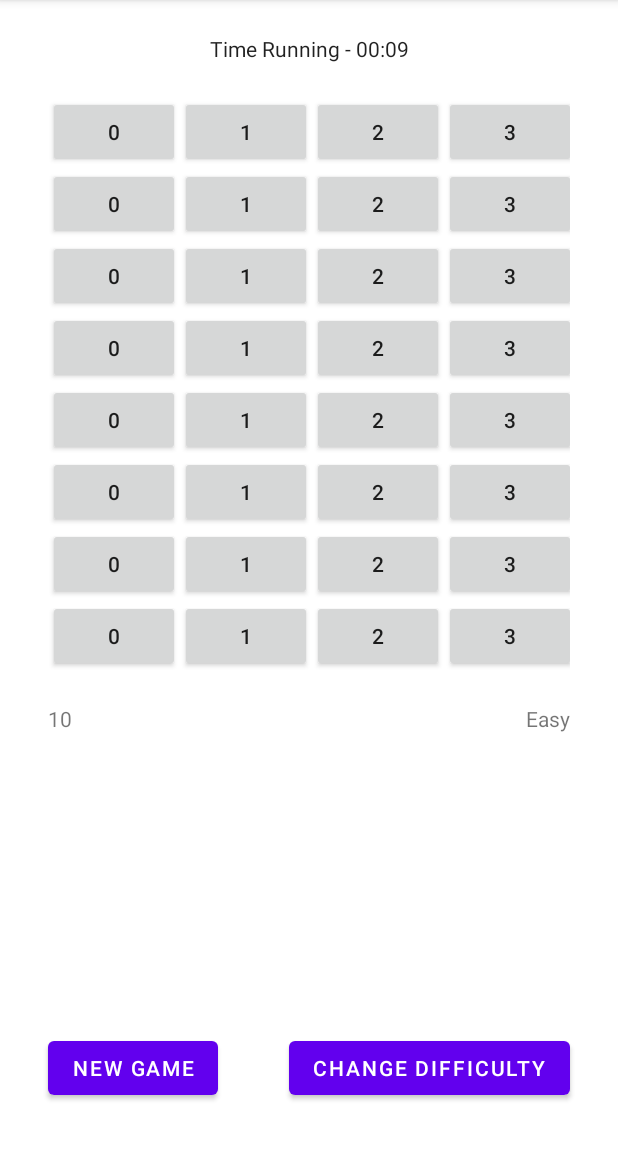
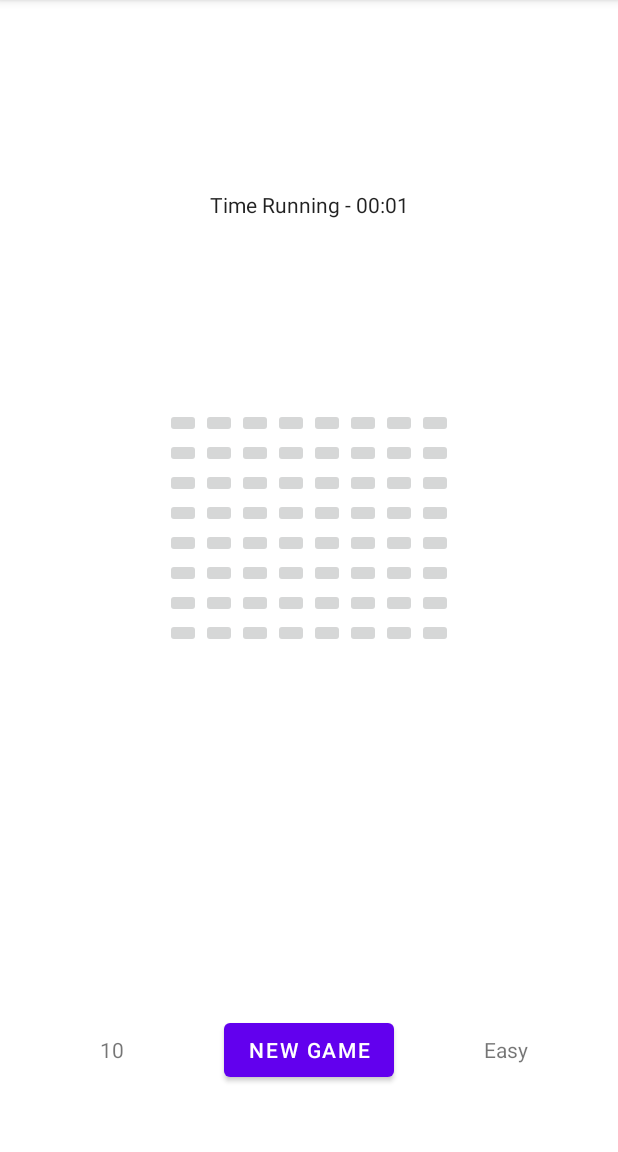
Before and after one commit to DrackPyros/Buscaminas, an Android app: the screen it shows after launch (MainActivity), after a tap on "EASY", on a phone screen of 412 x 824 dp, the part 84-1236 px from its top. Run offline under Robolectric (Android 15) with nearby library versions, the phone set to English and light mode, and no system bars.

Commit message:
v1 no check

```diff
--- a/app/src/main/java/com/example/buscaminas/MainActivity.java
+++ b/app/src/main/java/com/example/buscaminas/MainActivity.java
@@ -8,17 +8,21 @@ import androidx.appcompat.app.AppCompatActivity;
 
 import android.app.Activity;
 import android.content.Intent;
+import android.graphics.Color;
 import android.os.Bundle;
 import android.os.SystemClock;
 import android.transition.Explode;
 import android.util.Log;
 import android.view.View;
 import android.widget.Button;
+import android.widget.ImageButton;
 import android.widget.TableLayout;
 import android.widget.TableRow;
 import android.widget.TextView;
 import android.widget.Chronometer;
 import android.widget.Toast;
+
+import java.util.Random;
 
 public class MainActivity extends AppCompatActivity {
 
@@ -33,8 +37,12 @@ public class MainActivity extends AppCompatActivity {
     public static int totalBombs;
     Chronometer chronometer;
     private ActivityResultLauncher<Intent> mStartForResult;
-    private static Button[][] matrix;
-
+    private static ImageButton[][] matrix;
+    private static int[][] findbomb;
+    private static boolean[][] bandera;
+    private boolean creado = false;
+    private int totalis;
+    private Random rnd = new Random();
 
     @Override
     protected void onCreate(Bundle savedInstanceState) {
@@ -44,10 +52,21 @@ public class MainActivity extends AppCompatActivity {
         tl_table = findViewById(R.id.tl_table);
 
         bt_new = findViewById(R.id.bt_new);
-        bt_change = findViewById(R.id.bt_dif);
 
         tv_bombs = findViewById(R.id.tv_bombs);
         tv_dif = findViewById(R.id.tv_dif);
+
+
+
+        bt_new.setOnClickListener(new View.OnClickListener() {
+            @Override
+            public void onClick(View view) {
+                //Functions.Explode(chronometer);
+                cleanTable(tl_table);
+                openDiffActivity();
+                creado = false;
+            }
+        });
 
         mStartForResult = registerForActivityResult(new ActivityResultContracts.StartActivityForResult(),
                 new ActivityResultCallback<ActivityResult>() {
@@ -64,27 +83,125 @@ public class MainActivity extends AppCompatActivity {
                     }
                 });
         openDiffActivity();
-        chronometer = Cronometro();
-
-        bt_new.setOnClickListener(new View.OnClickListener() {
+    }
+    private void cleanTable(TableLayout table) {
+        int childCount = table.getChildCount();
+        table.removeViews(0, childCount);
+    }
+    private void createMatrix() {
+        View.OnClickListener btListener = new View.OnClickListener() {
             @Override
             public void onClick(View view) {
-                Functions.Explode(chronometer);
+                create(view);
+                show(view);
             }
-        });
+        } ;
+        int aux = 0;
+        for (int i = 0; i < matrix.length; i++){
+            TableRow tr = new TableRow(this);
+            for (int j = 0; j < matrix[0].length; j++){
+                findbomb[i][j] = 0;
+                ImageButton btn = new ImageButton(this);
+                //btn.setImageResource(R.drawable.);
+                btn.setOnClickListener(btListener);
+                btn.setId(aux);
+                tr.addView(btn);
+                if (aux <= totalis){
+                    aux ++;
+                }
+            }
+            tl_table.addView(tr);
+        }
+        //matrix[0][0].setImageResource(R.drawable.minita);
     }
 
-    private void createMatrix() {
-        for (int i = 0; i < matrix.length; i++){
-            TableRow tr = new TableRow(this);
-            tl_table.addView(tr);
-            for (int j = 0; j < matrix[0].length; j++){
-                Button btn = new Button(this);
-                btn.setText(Integer.toString(j));
-                btn.setId(i);
-                btn.setWidth(10);
-                btn.setHeight(10);
-                tr.addView(btn);
+    private void show(View view) {
+        if (creado){
+            System.out.println("-----------------"+view.getId());
+            for (int j = 0; j< findbomb.length; j++){
+                for (int x = 0; x<findbomb[0].length; x++){
+                    System.out.print(findbomb[j][x]+" ");
+                    /*int m = j+x;
+                    if (m == view.getId()){
+                        System.out.println("-----------------"+findbomb[j][x]);
+                    }*/
+                }
+                System.out.println();
+            }
+        }
+    }
+
+    private void create(View view) {
+        if (!creado){
+            creado = true;
+            int contador = 0;
+            int a = view.getId();
+            int[] b = new int[totalBombs];
+
+            for (int i = 0; i < totalBombs; i++){
+                int aux = rnd.nextInt(totalis);
+                for (int z = 0; z < b.length; z++){
+                    if (aux == a || aux == b[z]){
+                        aux = rnd.nextInt(totalis);
+                    }
+                }
+                int z = aux / findbomb.length;
+                int ñ = aux % findbomb.length;
+                findbomb[z][ñ] = -1;
+                b[i] = aux;
+            }
+            for(int i = 0; i < findbomb.length; i++) {
+                for (int j = 0; j < findbomb[0].length; j++) {
+                    if (findbomb[i][j] != -1) {
+                        if (i > 0) {
+                            if (j == 0) {
+                                //for (int m = 0; m < 8; m++) {
+                                    if (findbomb[i - 1][j] == -1 ||   //a2
+                                            findbomb[i - 1][j + 1] == -1 || //a3
+                                            findbomb[i][j + 1] == -1 ||   //b3
+                                            findbomb[i + 1][j] == -1 ||   //c2
+                                            findbomb[i + 1][j + 1] == -1) { //c3
+                                        contador++;
+                                    }
+                                //}
+                            } else { //j > 0
+                                //for (int m = 0; m < 8; m++) {
+                                    if (findbomb[i - 1][j - 1] == -1 || //a1
+                                            findbomb[i - 1][j] == -1 ||   //a2
+                                            findbomb[i - 1][j + 1] == -1 || //a3
+                                            findbomb[i][j - 1] == -1 ||   //b1
+                                            findbomb[i][j + 1] == -1 ||   //b3
+                                            findbomb[i + 1][j - 1] == -1 || //c1
+                                            findbomb[i + 1][j] == -1 ||   //c2
+                                            findbomb[i + 1][j + 1] == -1) { //c3
+                                        contador++;
+                                    }
+                                //}
+                            }
+                        } else { //i == 0
+                            if (j == 0) {
+                                //for (int m = 0; m < 8; m++) {
+                                    if (findbomb[i][j + 1] == -1 ||   //b3
+                                            findbomb[i + 1][j] == -1 ||   //c2
+                                            findbomb[i + 1][j + 1] == -1) { //c3
+                                        contador++;
+                                    }
+                                //}
+                            } else { //j > 0
+                                //for (int m = 0; m < 8; m++) {
+                                    if (findbomb[i][j - 1] == -1 ||   //b1
+                                            findbomb[i][j + 1] == -1 ||   //b3
+                                            findbomb[i + 1][j - 1] == -1 || //c1
+                                            findbomb[i + 1][j] == -1 ||   //c2
+                                            findbomb[i + 1][j + 1] == -1) { //c3
+                                        contador++;
+                                    }
+                                //}
+                            }
+                        }
+                    }
+                    findbomb[i][j] = contador;
+                }
             }
         }
     }
@@ -106,27 +223,37 @@ public class MainActivity extends AppCompatActivity {
     private void start() {
         //Log.d("MainActivity", String.format("Esto va: %d", StaticCosas.Dif));
         Cdifficulty();
+        chronometer = Cronometro();
     }
     public void Cdifficulty(){
         switch (StaticCosas.Dif){
             case 1:
                 tv_dif.setText(R.string.dif1);
                 totalBombs = 10;
-                matrix = new Button[8][8];
+                totalis = 8*8;
+                matrix = new ImageButton[8][8];
+                findbomb = new int[8][8];
+                bandera = new boolean[8][8];
                 createMatrix();
                 Functions.UpdateUI();
                 break;
             case 2:
                 tv_dif.setText(R.string.dif2);
                 totalBombs = 40;
-                matrix = new Button[16][16];
+                totalis = 16*16;
+                matrix = new ImageButton[16][16];
+                findbomb = new int[16][16];
+                bandera = new boolean[16][16];
                 createMatrix();
                 Functions.UpdateUI();
                 break;
             case 3:
                 tv_dif.setText(R.string.dif3);
                 totalBombs = 99;
-                matrix = new Button[16][30];
+                totalis = 16*30;
+                matrix = new ImageButton[30][16];
+                findbomb = new int[30][16];
+                bandera = new boolean[30][16];
                 createMatrix();
                 Functions.UpdateUI();
 
@@ -140,8 +267,6 @@ public class MainActivity extends AppCompatActivity {
 
         }
 
-        public void Reset(){}
-
         public static void Explode(Chronometer chronometer){
             chronometer.stop();
         }
--- a/app/src/main/res/layout/activity_main.xml
+++ b/app/src/main/res/layout/activity_main.xml
@@ -8,53 +8,42 @@
 
     <TableLayout
         android:id="@+id/tl_table"
-        android:layout_width="0dp"
-        android:layout_height="389dp"
-        android:layout_marginStart="32dp"
-        android:layout_marginTop="64dp"
-        android:layout_marginEnd="32dp"
+        android:layout_width="wrap_content"
+        android:layout_height="wrap_content"
+        android:layout_marginStart="5dp"
+        android:layout_marginEnd="5dp"
+        android:layout_marginBottom="64dp"
+        app:layout_constraintBottom_toBottomOf="parent"
         app:layout_constraintEnd_toEndOf="parent"
         app:layout_constraintStart_toStartOf="parent"
-        app:layout_constraintTop_toTopOf="parent"/>
+        app:layout_constraintTop_toTopOf="parent" />
 
     <TextView
         android:id="@+id/tv_bombs"
         android:layout_width="wrap_content"
         android:layout_height="wrap_content"
-        android:layout_marginStart="32dp"
-        android:layout_marginTop="16dp"
-        android:text="@string/bomb_count"
-        app:layout_constraintStart_toStartOf="parent"
-        app:layout_constraintTop_toBottomOf="@+id/tl_table" />
+        app:layout_constraintBaseline_toBaselineOf="@+id/bt_new"
+        app:layout_constraintEnd_toStartOf="@+id/bt_new"
+        app:layout_constraintStart_toStartOf="parent" />
 
     <TextView
         android:id="@+id/tv_dif"
         android:layout_width="wrap_content"
         android:layout_height="wrap_content"
-        android:layout_marginEnd="32dp"
         android:text="TextView"
-        app:layout_constraintBaseline_toBaselineOf="@+id/tv_bombs"
-        app:layout_constraintEnd_toEndOf="parent" />
+        app:layout_constraintBaseline_toBaselineOf="@+id/bt_new"
+        app:layout_constraintEnd_toEndOf="parent"
+        app:layout_constraintStart_toEndOf="@+id/bt_new" />
 
     <Button
         android:id="@+id/bt_new"
         android:layout_width="wrap_content"
         android:layout_height="wrap_content"
-        android:layout_marginStart="32dp"
-        android:layout_marginBottom="32dp"
+        android:layout_marginBottom="44dp"
         android:text="@string/newGame"
         app:layout_constraintBottom_toBottomOf="parent"
+        app:layout_constraintEnd_toEndOf="parent"
         app:layout_constraintStart_toStartOf="parent" />
-
-    <Button
-        android:id="@+id/bt_dif"
-        android:layout_width="wrap_content"
-        android:layout_height="wrap_content"
-        android:layout_marginEnd="32dp"
-        android:layout_marginBottom="32dp"
-        android:text="@string/Cdif"
-        app:layout_constraintBottom_toBottomOf="parent"
-        app:layout_constraintEnd_toEndOf="parent" />
 
     <Chronometer
         android:id="@+id/chronometer"
```
Also changed, not shown: app/src/main/res/drawable/minita.png (added).
